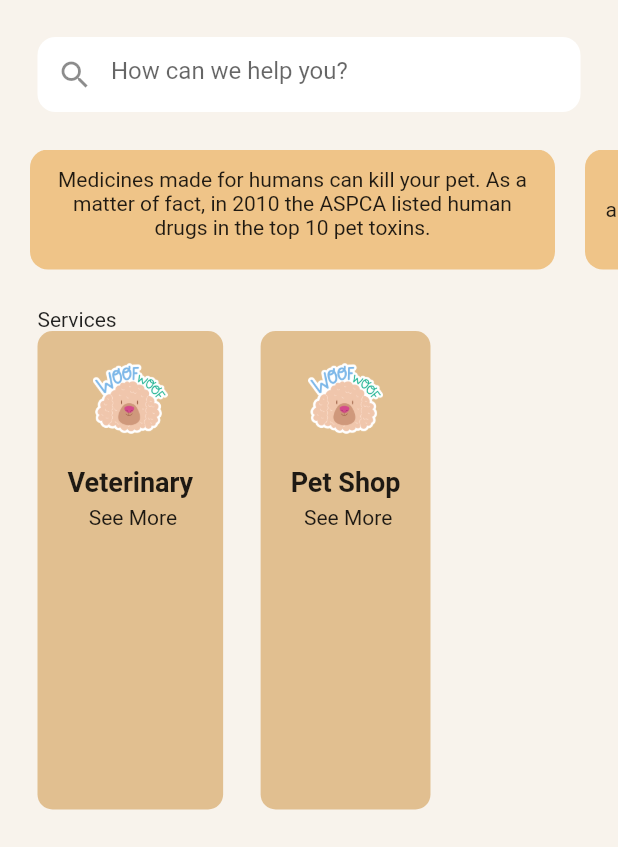
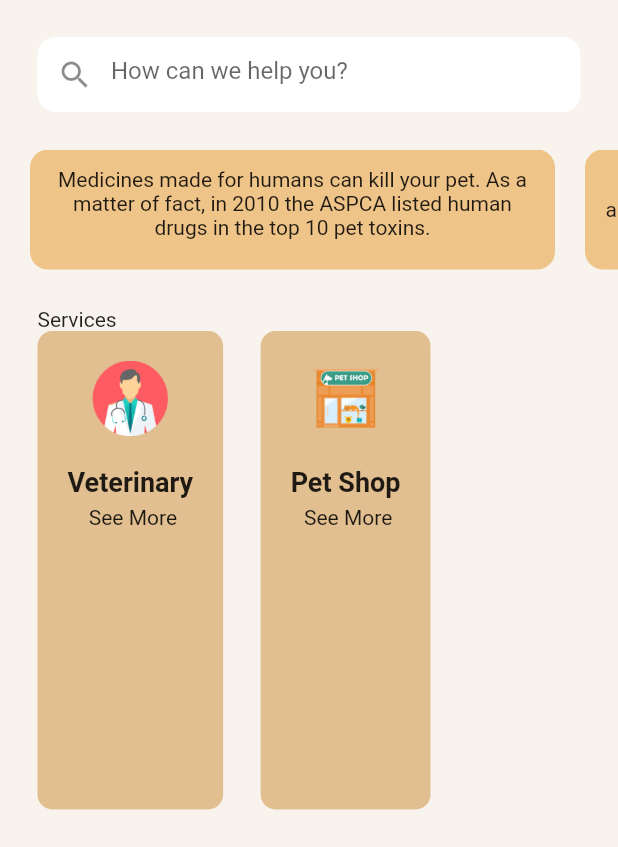
Before and after one commit to Skitzo00814/VetApp, a Flutter app: the HomePage screen opened directly, on a phone screen of 412 x 824 dp, the part 389-1236 px from its top. Run offline on Flutter 3.47's test engine with Material 2 defaults, Android fonts, the phone set to English and light mode, and no system bars; our stand-ins replace animated_splash_screen, cloud_firestore, firebase_auth, firebase_core, fluttertoast, google_fonts and 1 more; missing offline and left inert: cloud_firestore_web, firebase_auth_web, firebase_core_web, shared_preferences_web; accounts and stored records are empty.

Commit message:
logo update

```diff
--- a/lib/home.dart
+++ b/lib/home.dart
@@ -259,7 +259,7 @@ class _HomePageState extends State<HomePage> {
                               builder: ((context) => VetPage2())));
                         },
                         child: Services(
-                          imahe: 'assets/dog.png',
+                          imahe: 'assets/doctor.png',
                           pangalan: 'Veterinary',
                           view1: ' See More',
                         )),
@@ -269,7 +269,7 @@ class _HomePageState extends State<HomePage> {
                             builder: ((context) => VetPage())));
                       },
                       child: Services(
-                        imahe: 'assets/dog.png',
+                        imahe: 'assets/petshop.png',
                         pangalan: 'Pet Shop',
                         view1: ' See More',
                       ),
```
Also changed, not shown: assets/doctor.png (added), assets/petshop.png (added).
